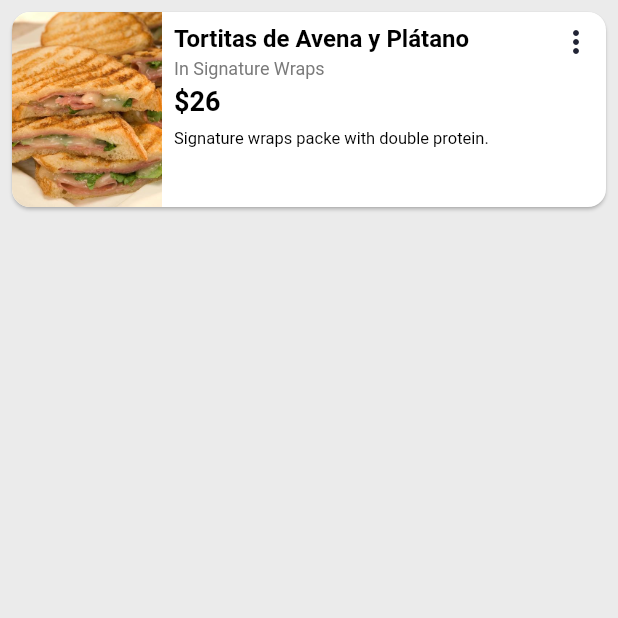
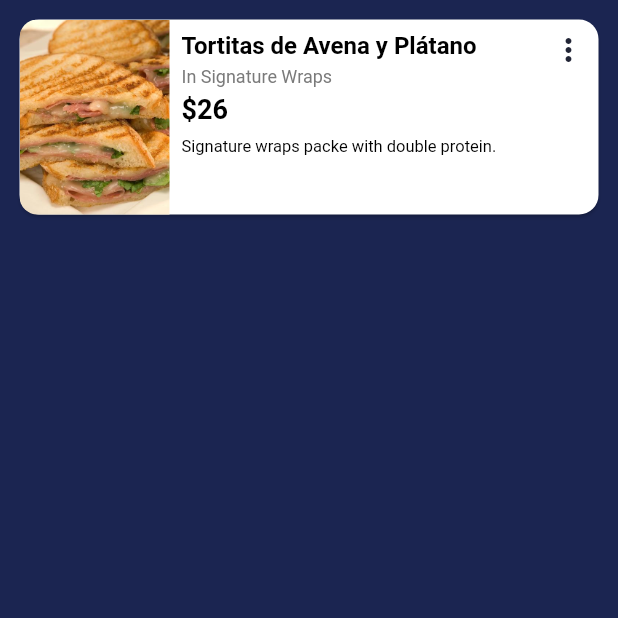
Before and after one commit to MarysDA2014/chef-en-casa, a Flutter app: the Recetas screen opened directly, on a phone screen of 412 x 824 dp, the top half of it. Run offline on Flutter 3.47's test engine with Material 2 defaults, Android fonts, the phone set to English and light mode, and no system bars; our stand-ins replace google_fonts, infinite_carousel.

Commit message:
CARD RECETAS y slider

```diff
--- a/lib/main.dart
+++ b/lib/main.dart
@@ -14,7 +14,7 @@ class MyApp extends StatelessWidget {
     return MaterialApp(
       debugShowCheckedModeBanner: false,
       title: 'Flutter layout demo',
-      home: Recetas (),
+      home: Inicio (),
     );
   }
 }
--- a/lib/pantallas/inicio.dart
+++ b/lib/pantallas/inicio.dart
@@ -22,6 +22,7 @@ class Inicio extends StatelessWidget {
             children: [
 
               Container(
+                color: Colors.amber,
                 width: MediaQuery.of(context).size.width * 0.7,
 
                 child: TextField(
@@ -60,7 +61,7 @@ class Inicio extends StatelessWidget {
             Column (children:[
 
               Material(
-                elevation:10, borderRadius: BorderRadius.all(Radius.circular(20)),
+                elevation:2, borderRadius: BorderRadius.all(Radius.circular(13)),
 
                 child: Container(
                   padding: EdgeInsets.only(right: 20),
--- a/lib/pantallas/recetas.dart
+++ b/lib/pantallas/recetas.dart
@@ -6,7 +6,7 @@ class Recetas extends StatelessWidget {
   @override
   Widget build(BuildContext context) {
     return Scaffold(
-      backgroundColor: Color(0xffebebeb),
+      backgroundColor: Color(0xff1B2551),
 
       //Aqui va el appbar
 
@@ -22,18 +22,19 @@ class Recetas extends StatelessWidget {
             onTap: () =>{},
             child:
           Card(
-            margin:EdgeInsets.all(0),
+            margin:EdgeInsets.all(5),
             color:Color(0xffffffff),
             shadowColor:Color(0xff000000),
             elevation:1,
             shape:RoundedRectangleBorder(
-              borderRadius:BorderRadius.circular(12.0),
+              borderRadius:BorderRadius.circular(13.0),
             ),
             child:
             Row(
               mainAxisAlignment:MainAxisAlignment.start,
               crossAxisAlignment:CrossAxisAlignment.start,
               mainAxisSize:MainAxisSize.min,
+
               children:[
 
                 ClipRRect(
@@ -51,7 +52,6 @@ class Recetas extends StatelessWidget {
                   flex: 1,
                   child: Padding(
                     padding:EdgeInsets.all(8),
-
                     child:
                     Column(
                       mainAxisAlignment:MainAxisAlignment.start,
```
